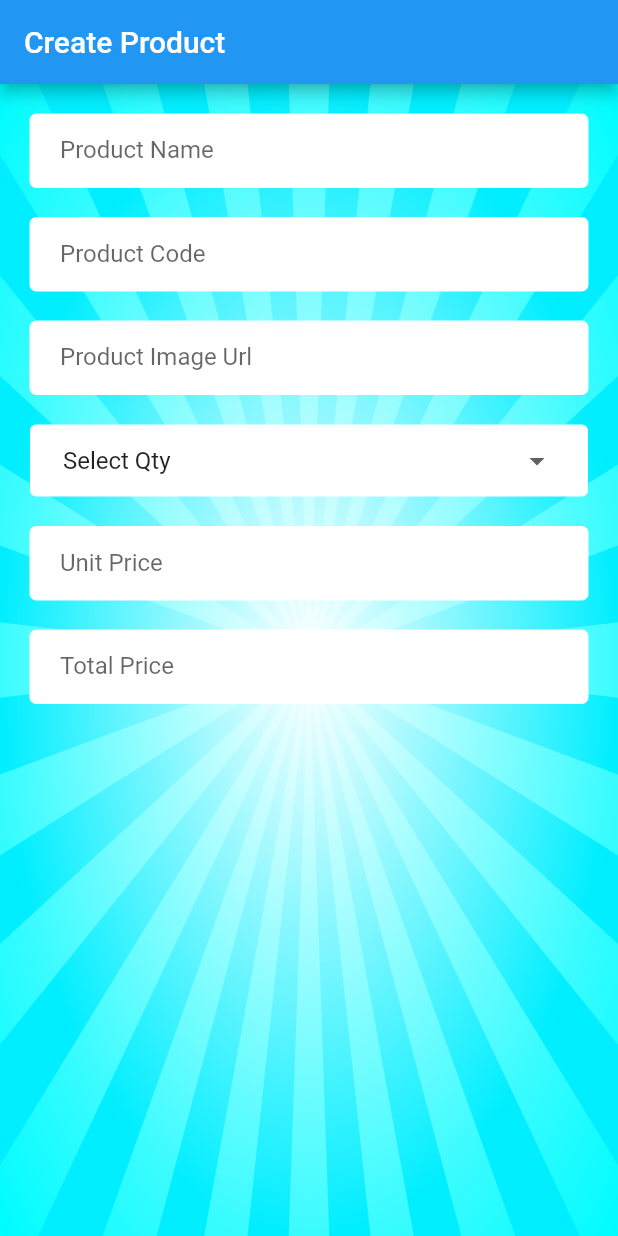
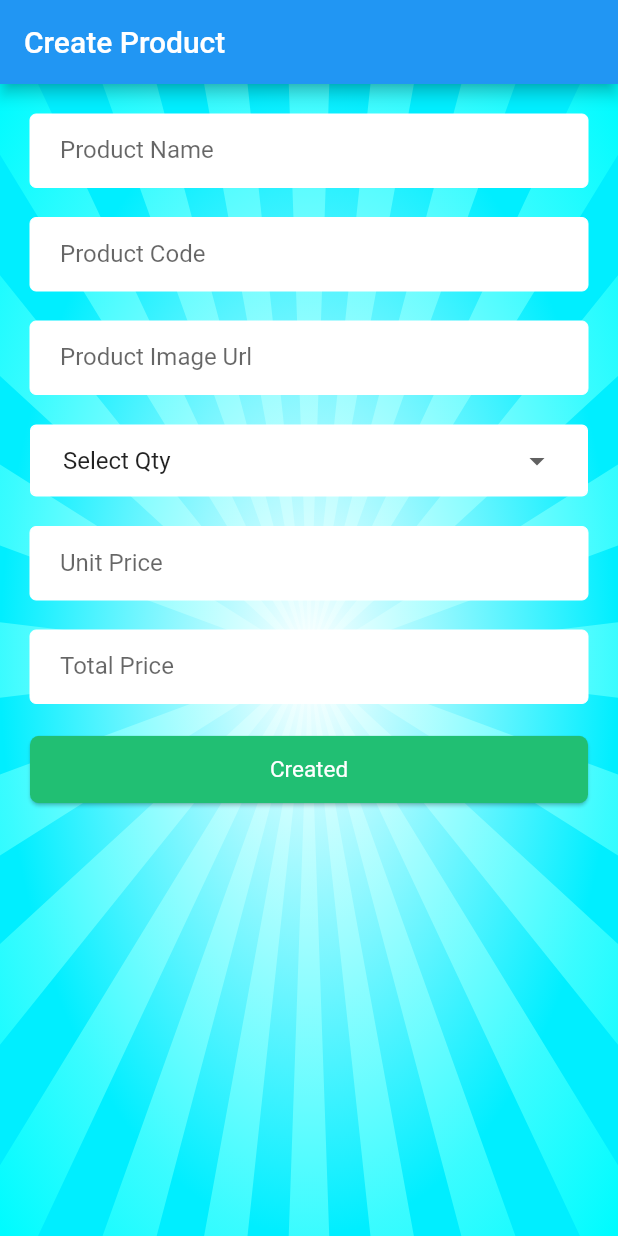
Before and after one commit to fakhruddin07/crud_with_rest_api_in_flutter, a Flutter app: the screen it shows after launch, on a phone screen of 412 x 824 dp. Run offline on Flutter 3.47's test engine with Material 2 defaults, Android fonts, the phone set to English and light mode, and no system bars; our stand-ins replace flutter_svg.

Commit message:
make a create product button

```diff
--- a/lib/Screen/product_create_screen.dart
+++ b/lib/Screen/product_create_screen.dart
@@ -28,47 +28,65 @@ class _ProductCreateScreenState extends State<ProductCreateScreen> {
                     decoration: appInputDecoration("Product Name"),
                   ),
                   const SizedBox(height: 20),
-
                   TextFormField(
                     onChanged: (value) {},
                     decoration: appInputDecoration("Product Code"),
                   ),
                   const SizedBox(height: 20),
-
                   TextFormField(
                     onChanged: (value) {},
                     decoration: appInputDecoration("Product Image Url"),
                   ),
                   const SizedBox(height: 20),
-
                   dropDownStyle(
                     DropdownButton(
                       value: "",
                       isExpanded: true,
                       underline: Container(),
                       items: [
-                        DropdownMenuItem(child: Text("Select Qty"), value: "",),
-                        DropdownMenuItem(child: Text("1 pcs"), value: "1 pcs",),
-                        DropdownMenuItem(child: Text("2 pcs"), value: "2 pcs",),
-                        DropdownMenuItem(child: Text("3 pcs"), value: "3 pcs",),
-                        DropdownMenuItem(child: Text("4 pcs"), value: "4 pcs",),
+                        DropdownMenuItem(
+                          child: Text("Select Qty"),
+                          value: "",
+                        ),
+                        DropdownMenuItem(
+                          child: Text("1 pcs"),
+                          value: "1 pcs",
+                        ),
+                        DropdownMenuItem(
+                          child: Text("2 pcs"),
+                          value: "2 pcs",
+                        ),
+                        DropdownMenuItem(
+                          child: Text("3 pcs"),
+                          value: "3 pcs",
+                        ),
+                        DropdownMenuItem(
+                          child: Text("4 pcs"),
+                          value: "4 pcs",
+                        ),
                       ],
                       onChanged: (value) {},
                     ),
                   ),
                   const SizedBox(height: 20),
-
                   TextFormField(
                     onChanged: (value) {},
                     decoration: appInputDecoration("Unit Price"),
                   ),
                   const SizedBox(height: 20),
-
                   TextFormField(
                     onChanged: (value) {},
                     decoration: appInputDecoration("Total Price"),
                   ),
                   const SizedBox(height: 20),
+
+                  Container(
+                    child: ElevatedButton(
+                      style: appButtonStyle(),
+                      onPressed: () {},
+                      child: buttonChild("Created"),
+                    ),
+                  )
                 ],
               ),
             ),
--- a/lib/Style/style.dart
+++ b/lib/Style/style.dart
@@ -42,3 +42,31 @@ DecoratedBox dropDownStyle(child) {
     ),
   );
 }
+
+ButtonStyle appButtonStyle() {
+  return ElevatedButton.styleFrom(
+      elevation: 1,
+      backgroundColor: Colors.transparent,
+      padding: EdgeInsets.zero,
+      shape: RoundedRectangleBorder(borderRadius: BorderRadius.circular(6)));
+}
+
+Ink buttonChild(buttonText) {
+  return Ink(
+    decoration: BoxDecoration(
+      borderRadius: BorderRadius.circular(6),
+      color: colorGreen,
+    ),
+    child: Container(
+      height: 45,
+      alignment: Alignment.center,
+      child: Text(
+        buttonText,
+        style: const TextStyle(
+          fontWeight: FontWeight.w400,
+          fontSize: 15,
+        ),
+      ),
+    ),
+  );
+}
```
